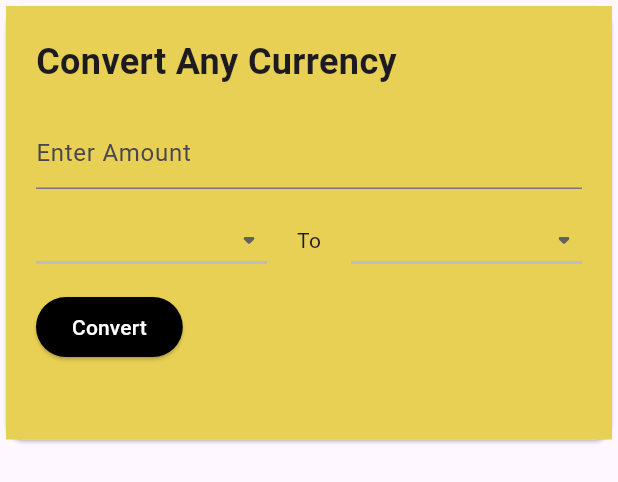
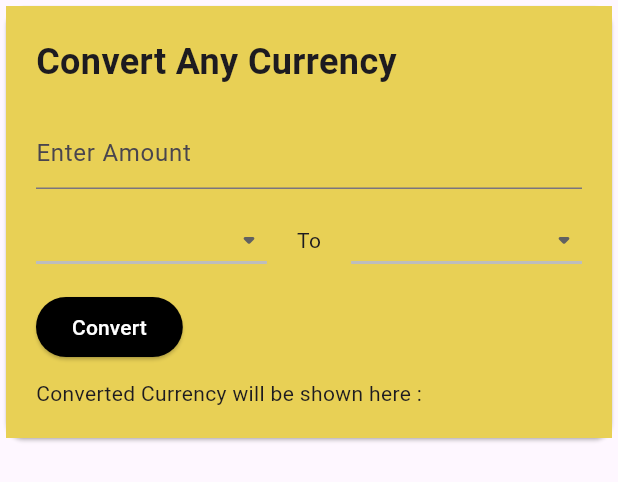
Before and after one commit to Haseeb1a/CurrencyConveter_Api, a Flutter app: the AnyToAny widget shown alone on an empty page, opened directly with empty values, on a phone screen of 412 x 824 dp. Shown: the top 482 px of the screen. Run offline on Flutter 3.47's test engine with Material 2 defaults, Android fonts, the phone set to English and light mode, and no system bars; network calls fail.

Commit message:
currency ui2

```diff
--- a/lib/view/anytoany.dart
+++ b/lib/view/anytoany.dart
@@ -17,7 +17,7 @@ class _AnyToAnyState extends State<AnyToAny> {
 
   String dropdownValue1 = 'AUD';
   String dropdownValue2 = 'AUD';
-  String answer = '';
+  String answer = 'Converted Currency will be shown here :';
 
   @override
   Widget build(BuildContext context) {
```
